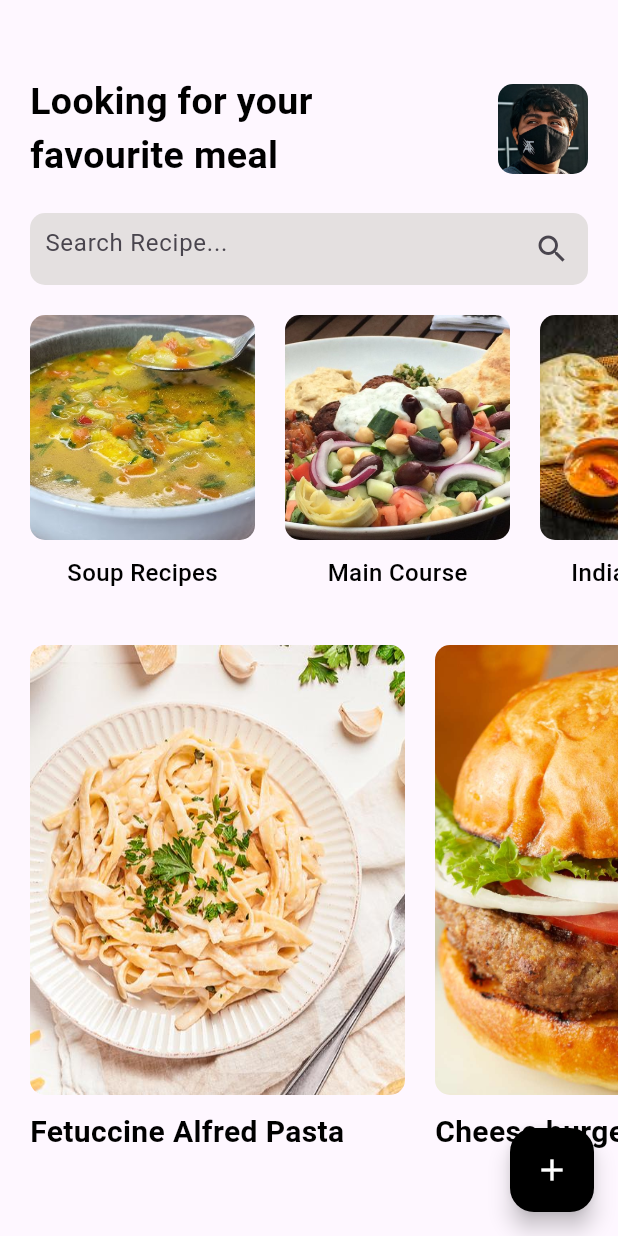
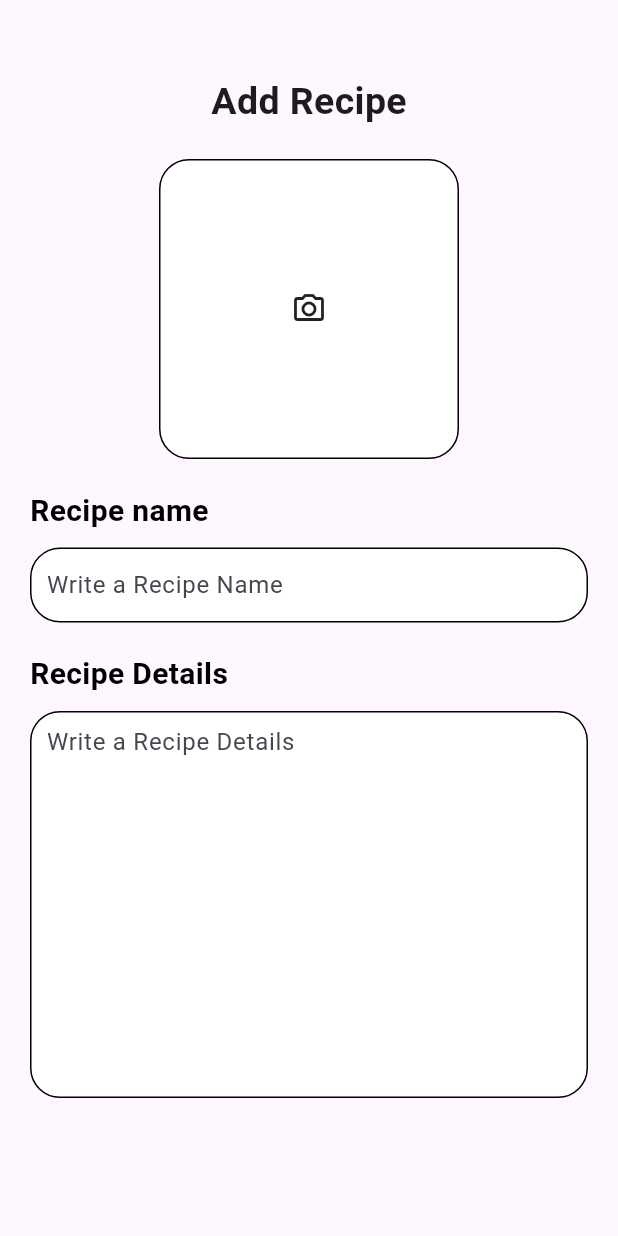
Before and after one commit to AngelTun/epic_recipe_app, a Flutter app: the screen it shows after launch, on a phone screen of 412 x 824 dp. Run offline on Flutter 3.47's test engine with Material 3 defaults, Android fonts, the phone set to English and light mode, and no system bars; our stand-ins replace firebase_core; accounts and stored records are empty.

Commit message:
Agregando add recipes

```diff
--- a/lib/main.dart
+++ b/lib/main.dart
@@ -1,4 +1,4 @@
-import 'package:epic_recipe_app/pages/home.dart';
+import 'package:epic_recipe_app/pages/add_recipe.dart';
 import 'package:flutter/material.dart';
 
 void main() {
@@ -33,7 +33,7 @@ class MyApp extends StatelessWidget {
         colorScheme: ColorScheme.fromSeed(seedColor: Colors.deepPurple),
         useMaterial3: true,
       ),
-      home: Home()
+      home: AddRecipe()
     );
   }
 }
--- /dev/null
+++ b/lib/pages/add_recipe.dart
@@ -0,0 +1,60 @@
+import 'package:epic_recipe_app/widget/support_widge.dart';
+import 'package:flutter/material.dart';
+
+class AddRecipe extends StatefulWidget {
+  const AddRecipe({super.key});
+
+  @override
+  State<AddRecipe> createState() => _AddRecipeState();
+}
+
+class _AddRecipeState extends State<AddRecipe> {
+  @override
+  Widget build(BuildContext context) {
+    return Scaffold(
+      body: Container(
+        margin: EdgeInsets.only(top: 50.0, left: 20.0, right: 20.0),
+        child: Column(
+          crossAxisAlignment: CrossAxisAlignment.start,
+          children: [
+        Row(
+          mainAxisAlignment: MainAxisAlignment.center,
+          children: [
+            Text("Add Recipe", style: TextStyle(fontSize: 25.0, fontWeight: FontWeight.bold),),
+          ],
+        ),
+        SizedBox(height: 20.0,),
+        Center(
+          child: Container(
+            width: 200,
+            height: 200,
+            decoration: BoxDecoration(color: Colors.white, borderRadius: BorderRadius.circular(20), border:Border.all()),
+                child: Icon(Icons.camera_alt_outlined),),
+        ),
+        SizedBox(height: 20.0,),
+      Text("Recipe name", style: AppWidget.boldfeildtextstyle(),),
+      SizedBox(height: 10.0,),
+      Container(
+        padding: EdgeInsets.only(left: 10.0),
+        width: MediaQuery.of(context).size.width,
+        decoration: BoxDecoration(color: Colors.white, border: Border.all(), borderRadius: BorderRadius.circular(20)),
+        child: TextField(
+          decoration: InputDecoration(border: InputBorder.none, hintText: "Write a Recipe Name"),
+        ),
+      ),
+        SizedBox(height: 20.0,),
+      Text("Recipe Details", style: AppWidget.boldfeildtextstyle(),),
+      SizedBox(height: 10.0,),
+      Container(
+        padding: EdgeInsets.only(left: 10.0),
+        width: MediaQuery.of(context).size.width,
+        decoration: BoxDecoration(color: Colors.white, border: Border.all(), borderRadius: BorderRadius.circular(20)),
+        child: TextField(
+          maxLines: 10,
+          decoration: InputDecoration(border: InputBorder.none, hintText: "Write a Recipe Details"),
+        ),
+      )
+      ],),),
+    );
+  }
+}
```
Also changed, not shown: lib/pages/recipe.dart (added, +45 -0 lines).
